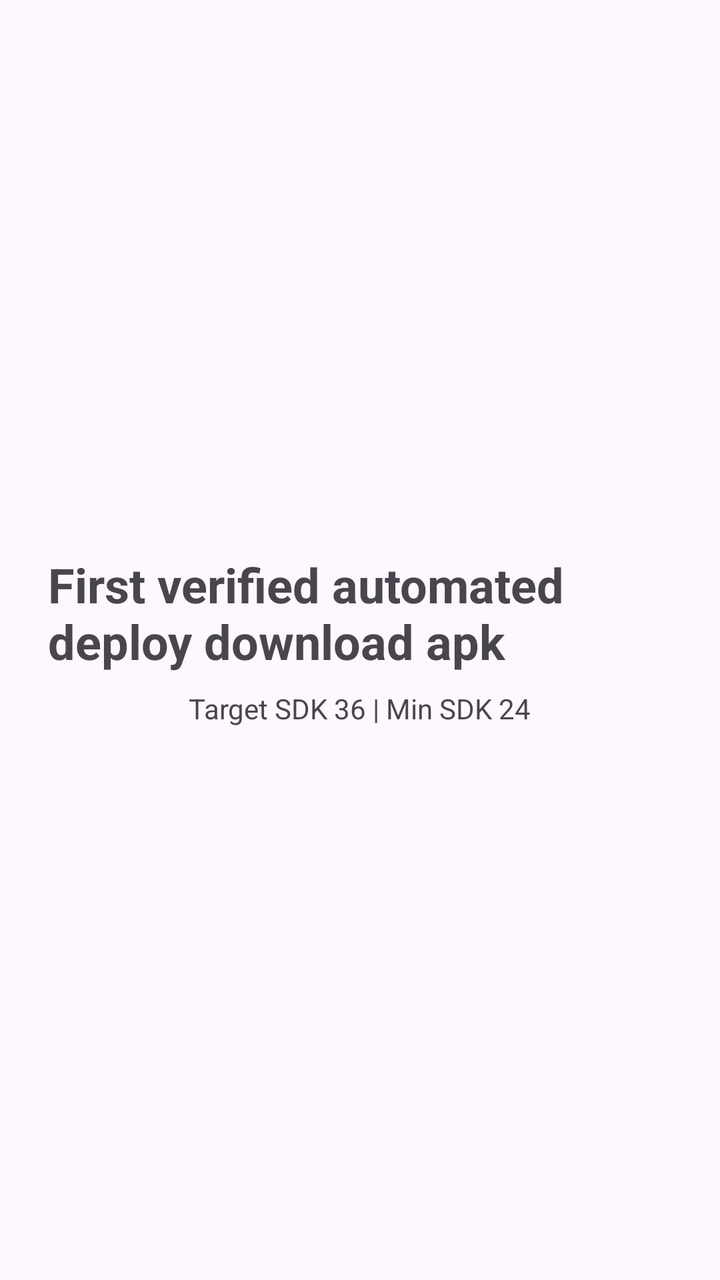
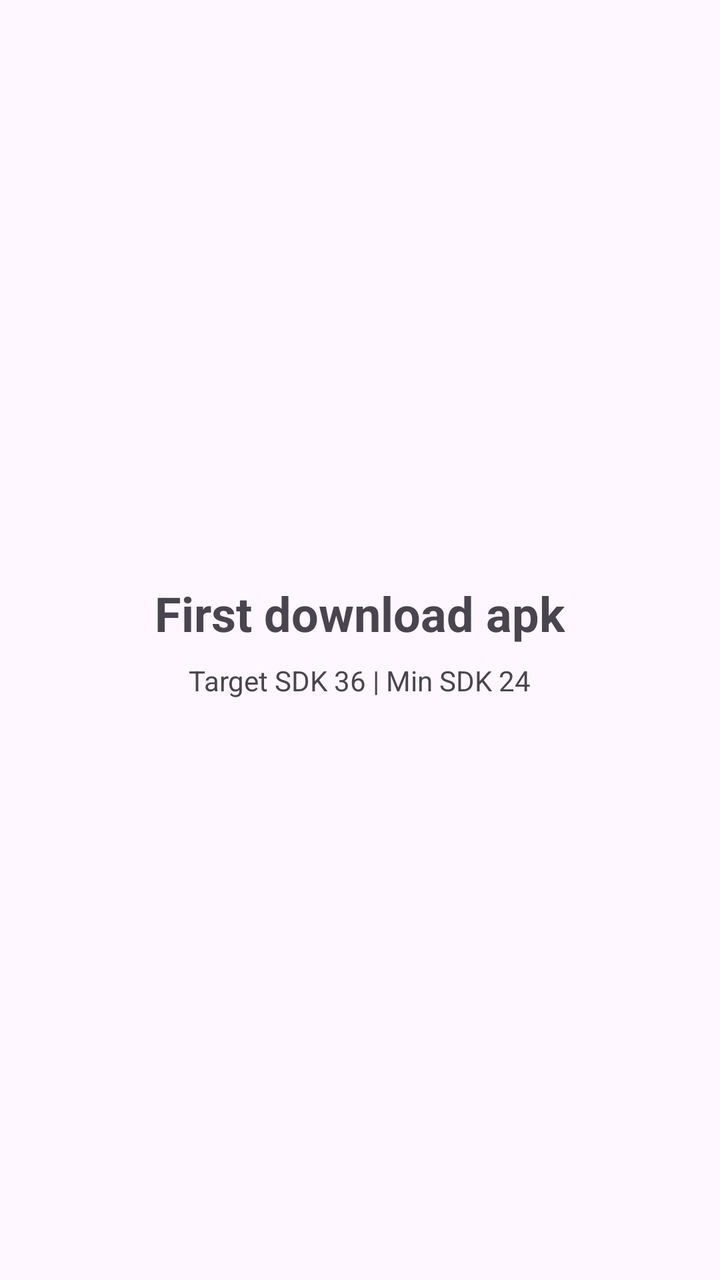

Compare the two renders of this Android layout. The source of the first and the diff that turns it into the second are given below.
<!-- AndroidManifest.xml: application theme Theme.AudioRecorder -->
<!-- res/layout/activity_main.xml -->
<?xml version="1.0" encoding="utf-8"?>
<LinearLayout xmlns:android="http://schemas.android.com/apk/res/android"
    android:layout_width="match_parent"
    android:layout_height="match_parent"
    android:gravity="center"
    android:orientation="vertical"
    android:padding="24dp">

    <TextView
        android:layout_width="wrap_content"
        android:layout_height="wrap_content"
        android:text="First verified automated deploy download apk"
        android:textSize="24sp"
        android:textStyle="bold" />

    <TextView
        android:layout_width="wrap_content"
        android:layout_height="wrap_content"
        android:layout_marginTop="8dp"
        android:text="Target SDK 36 | Min SDK 24"
        android:textSize="14sp" />

</LinearLayout>
<!-- resources referenced by this layout -->
<resources>
  <style name="Theme.AudioRecorder" parent="Theme.Material3.DayNight.NoActionBar" />
</resources>

<!-- the commit's change to res/layout/activity_main.xml (unified diff, before → after) -->
@@ -9,7 +9,7 @@
     <TextView
         android:layout_width="wrap_content"
         android:layout_height="wrap_content"
-        android:text="First verified automated deploy download apk"
+        android:text="First download apk"
         android:textSize="24sp"
         android:textStyle="bold" />
 
